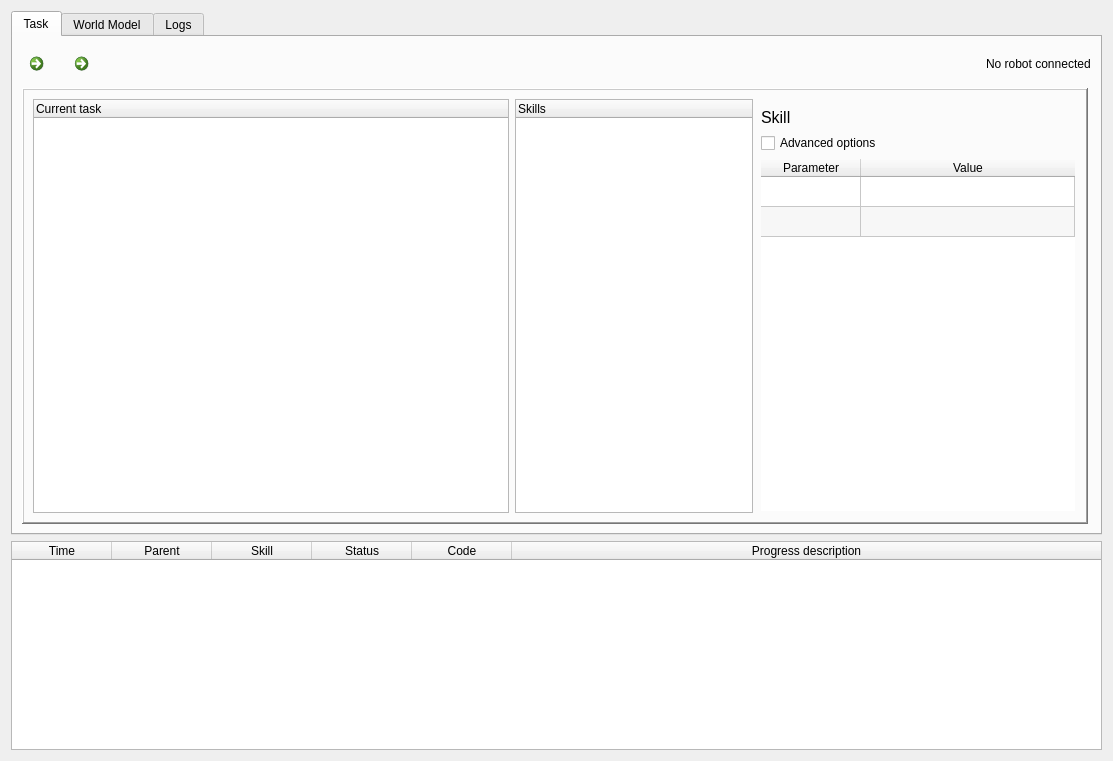
Old version of the form skiros2_gui/src/skiros2_gui/core/skiros_gui.ui in the repository RobotLabLTH/skiros2.
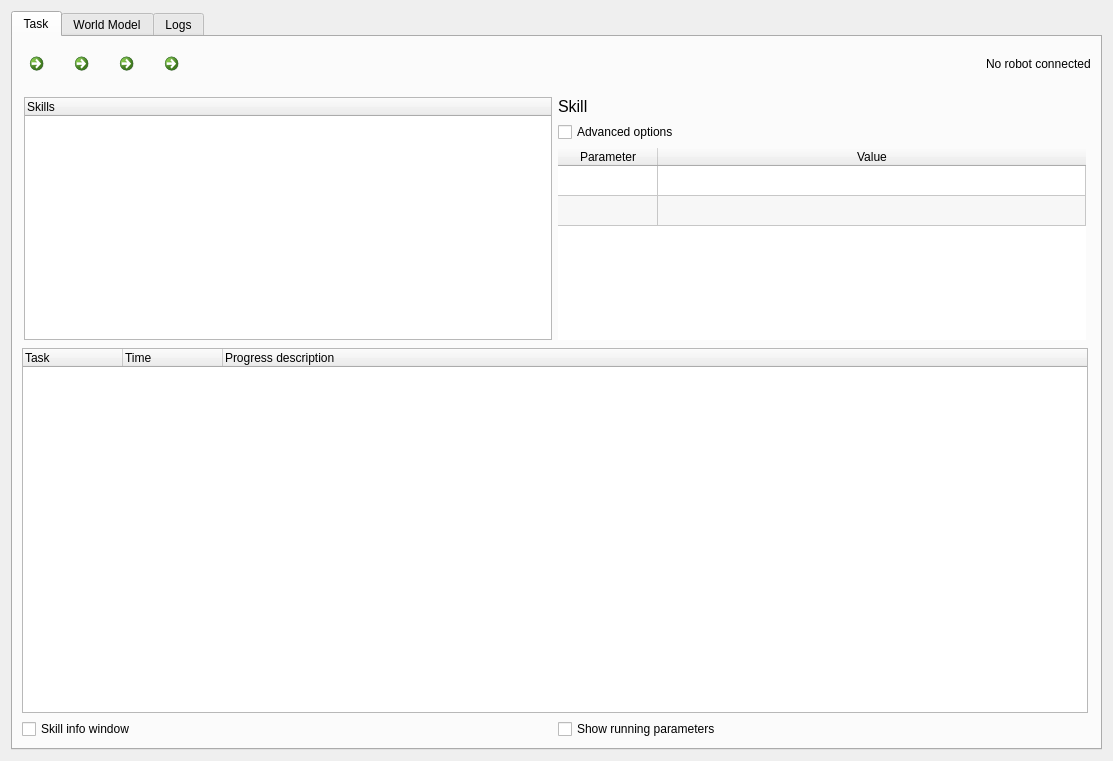
New version of the form. Icons and pictures are not drawn.

```diff
--- a/skiros2_gui/src/skiros2_gui/core/skiros_gui.ui
+++ b/skiros2_gui/src/skiros2_gui/core/skiros_gui.ui
@@ -30,6 +30,8 @@
   </property>
   <layout class="QVBoxLayout" name="verticalLayout">
    <item>
+    <layout class="QHBoxLayout" name="main_layout">
+     <item>
     <widget class="QTabWidget" name="main_tab">
      <property name="sizePolicy">
       <sizepolicy hsizetype="Preferred" vsizetype="Preferred">
@@ -57,6 +59,187 @@
        <property name="rightMargin">
         <number>0</number>
        </property>
+         <item row="2" column="0">
+          <widget class="QFrame" name="skill_parameters_group_box">
+           <property name="sizePolicy">
+            <sizepolicy hsizetype="Expanding" vsizetype="Expanding">
+             <horstretch>4</horstretch>
+             <verstretch>0</verstretch>
+            </sizepolicy>
+           </property>
+           <layout class="QHBoxLayout" name="horizontalLayout_3">
+            <property name="leftMargin">
+             <number>2</number>
+            </property>
+            <property name="rightMargin">
+             <number>2</number>
+            </property>
+            <property name="bottomMargin">
+             <number>2</number>
+            </property>
+            <item>
+             <widget class="QTreeWidget" name="skill_tree_widget">
+              <property name="sizePolicy">
+               <sizepolicy hsizetype="Expanding" vsizetype="Expanding">
+                <horstretch>0</horstretch>
+                <verstretch>1</verstretch>
+               </sizepolicy>
+              </property>
+              <property name="toolTip">
+               <string>List of available skills</string>
+              </property>
+              <property name="indentation">
+               <number>10</number>
+              </property>
+              <column>
+               <property name="text">
+                <string>Skills</string>
+               </property>
+              </column>
+             </widget>
+            </item>
+            <item>
+             <layout class="QVBoxLayout" name="verticalLayout_2">
+              <item>
+               <widget class="QLabel" name="skill_name_label">
+                <property name="font">
+                 <font>
+                  <pointsize>12</pointsize>
+                 </font>
+                </property>
+                <property name="text">
+                 <string>Skill</string>
+                </property>
+               </widget>
+              </item>
+              <item>
+               <widget class="QCheckBox" name="modality_checkBox">
+                <property name="toolTip">
+                 <string>Visualize/Hide optional parameters</string>
+                </property>
+                <property name="text">
+                 <string>Advanced options</string>
+                </property>
+               </widget>
+              </item>
+              <item>
+               <widget class="QTableWidget" name="skill_params_table">
+                <property name="sizePolicy">
+                 <sizepolicy hsizetype="Expanding" vsizetype="Expanding">
+                  <horstretch>1</horstretch>
+                  <verstretch>0</verstretch>
+                 </sizepolicy>
+                </property>
+                <property name="baseSize">
+                 <size>
+                  <width>0</width>
+                  <height>30</height>
+                 </size>
+                </property>
+                <property name="toolTip">
+                 <string>Parameters selection</string>
+                </property>
+                <property name="autoFillBackground">
+                 <bool>true</bool>
+                </property>
+                <property name="frameShape">
+                 <enum>QFrame::NoFrame</enum>
+                </property>
+                <property name="frameShadow">
+                 <enum>QFrame::Sunken</enum>
+                </property>
+                <property name="sizeAdjustPolicy">
+                 <enum>QAbstractScrollArea::AdjustIgnored</enum>
+                </property>
+                <property name="alternatingRowColors">
+                 <bool>true</bool>
+                </property>
+                <property name="selectionMode">
+                 <enum>QAbstractItemView::NoSelection</enum>
+                </property>
+                <property name="showGrid">
+                 <bool>true</bool>
+                </property>
+                <property name="gridStyle">
+                 <enum>Qt::SolidLine</enum>
+                </property>
+                <property name="cornerButtonEnabled">
+                 <bool>false</bool>
+                </property>
+                <property name="rowCount">
+                 <number>2</number>
+                </property>
+                <attribute name="horizontalHeaderVisible">
+                 <bool>true</bool>
+                </attribute>
+                <attribute name="horizontalHeaderStretchLastSection">
+                 <bool>true</bool>
+                </attribute>
+                <attribute name="verticalHeaderVisible">
+                 <bool>false</bool>
+                </attribute>
+                <attribute name="verticalHeaderHighlightSections">
+                 <bool>true</bool>
+                </attribute>
+                <attribute name="verticalHeaderStretchLastSection">
+                 <bool>false</bool>
+                </attribute>
+                <row/>
+                <row/>
+                <column>
+                 <property name="text">
+                  <string>Parameter</string>
+                 </property>
+                </column>
+                <column>
+                 <property name="text">
+                  <string>Value</string>
+                 </property>
+                </column>
+               </widget>
+              </item>
+             </layout>
+            </item>
+           </layout>
+          </widget>
+         </item>
+         <item row="3" column="0">
+          <widget class="QTreeWidget" name="task_tree_widget">
+           <property name="sizePolicy">
+            <sizepolicy hsizetype="Expanding" vsizetype="Expanding">
+             <horstretch>6</horstretch>
+             <verstretch>6</verstretch>
+            </sizepolicy>
+           </property>
+           <property name="toolTip">
+            <string>The current (or last executed) task</string>
+           </property>
+           <property name="editTriggers">
+            <set>QAbstractItemView::AnyKeyPressed|QAbstractItemView::DoubleClicked|QAbstractItemView::EditKeyPressed</set>
+           </property>
+           <property name="rootIsDecorated">
+            <bool>true</bool>
+           </property>
+           <attribute name="headerVisible">
+            <bool>true</bool>
+           </attribute>
+           <column>
+            <property name="text">
+             <string>Task</string>
+            </property>
+           </column>
+           <column>
+            <property name="text">
+             <string>Time</string>
+            </property>
+           </column>
+           <column>
+            <property name="text">
+             <string>Progress description</string>
+            </property>
+           </column>
+          </widget>
+         </item>
        <item row="0" column="0" colspan="3">
         <widget class="QFrame" name="frame_3">
          <property name="frameShape">
@@ -117,6 +300,58 @@
             </property>
            </widget>
           </item>
+            <item>
+             <widget class="QCommandLinkButton" name="skill_step_button">
+              <property name="maximumSize">
+               <size>
+                <width>45</width>
+                <height>47</height>
+               </size>
+              </property>
+              <property name="toolTip">
+               <string>Tick skill once</string>
+              </property>
+              <property name="text">
+               <string/>
+              </property>
+              <property name="icon">
+               <iconset>
+                <normaloff>imgs/Tick-Icon.png</normaloff>imgs/Tick-Icon.png</iconset>
+              </property>
+              <property name="iconSize">
+               <size>
+                <width>30</width>
+                <height>30</height>
+               </size>
+              </property>
+             </widget>
+            </item>
+            <item>
+             <widget class="QCommandLinkButton" name="skill_pause_button">
+              <property name="maximumSize">
+               <size>
+                <width>45</width>
+                <height>47</height>
+               </size>
+              </property>
+              <property name="toolTip">
+               <string>Pause skill</string>
+              </property>
+              <property name="text">
+               <string/>
+              </property>
+              <property name="icon">
+               <iconset>
+                <normaloff>imgs/Pause-Icon.png</normaloff>imgs/Pause-Icon.png</iconset>
+              </property>
+              <property name="iconSize">
+               <size>
+                <width>30</width>
+                <height>30</height>
+               </size>
+              </property>
+             </widget>
+            </item>
           <item>
            <widget class="QCommandLinkButton" name="skill_stop_button">
             <property name="maximumSize">
@@ -198,184 +433,29 @@
          </layout>
         </widget>
        </item>
-       <item row="1" column="0">
-        <widget class="QFrame" name="frame">
-         <property name="frameShape">
-          <enum>QFrame::WinPanel</enum>
-         </property>
-         <property name="frameShadow">
-          <enum>QFrame::Raised</enum>
-         </property>
+         <item row="4" column="0">
          <layout class="QHBoxLayout" name="horizontalLayout_7">
           <item>
-           <widget class="QTreeWidget" name="task_tree_widget">
-            <property name="sizePolicy">
-             <sizepolicy hsizetype="Expanding" vsizetype="Expanding">
-              <horstretch>6</horstretch>
-              <verstretch>0</verstretch>
-             </sizepolicy>
-            </property>
+            <widget class="QCheckBox" name="skill_info_checkBox">
             <property name="toolTip">
-             <string>The current (or last executed) task</string>
-            </property>
-            <property name="editTriggers">
-             <set>QAbstractItemView::AnyKeyPressed|QAbstractItemView::DoubleClicked|QAbstractItemView::EditKeyPressed</set>
-            </property>
-            <property name="rootIsDecorated">
-             <bool>false</bool>
-            </property>
-            <attribute name="headerVisible">
-             <bool>true</bool>
-            </attribute>
-            <column>
+              <string>Open a window with additional info about skill execution</string>
+             </property>
              <property name="text">
-              <string>Current task</string>
+              <string>Skill info window</string>
              </property>
-            </column>
            </widget>
           </item>
           <item>
-           <widget class="QTreeWidget" name="skill_tree_widget">
-            <property name="sizePolicy">
-             <sizepolicy hsizetype="Expanding" vsizetype="Expanding">
-              <horstretch>3</horstretch>
-              <verstretch>0</verstretch>
-             </sizepolicy>
-            </property>
+            <widget class="QCheckBox" name="debug_checkBox">
             <property name="toolTip">
-             <string>List of available skills</string>
-            </property>
-            <property name="indentation">
-             <number>10</number>
-            </property>
-            <column>
+              <string>Activate visualization of skill parameters during execution (can slow down the tick rate if parameters contain big data)</string>
+             </property>
              <property name="text">
-              <string>Skills</string>
+              <string>Show running parameters</string>
              </property>
-            </column>
-           </widget>
-          </item>
-          <item>
-           <widget class="QFrame" name="skill_parameters_group_box">
-            <property name="sizePolicy">
-             <sizepolicy hsizetype="Expanding" vsizetype="Expanding">
-              <horstretch>4</horstretch>
-              <verstretch>0</verstretch>
-             </sizepolicy>
-            </property>
-            <layout class="QVBoxLayout" name="verticalLayout_19">
-             <property name="leftMargin">
-              <number>2</number>
-             </property>
-             <property name="rightMargin">
-              <number>2</number>
-             </property>
-             <property name="bottomMargin">
-              <number>2</number>
-             </property>
-             <item>
-              <widget class="QLabel" name="skill_name_label">
-               <property name="font">
-                <font>
-                 <pointsize>12</pointsize>
-                </font>
-               </property>
-               <property name="text">
-                <string>Skill</string>
-               </property>
-              </widget>
-             </item>
-             <item>
-              <widget class="QCheckBox" name="modality_checkBox">
-               <property name="toolTip">
-                <string>Visualize/Hide optional parameters</string>
-               </property>
-               <property name="text">
-                <string>Advanced options</string>
-               </property>
-              </widget>
-             </item>
-             <item>
-              <widget class="QTableWidget" name="skill_params_table">
-               <property name="sizePolicy">
-                <sizepolicy hsizetype="Expanding" vsizetype="Expanding">
-                 <horstretch>0</horstretch>
-                 <verstretch>0</verstretch>
-                </sizepolicy>
-               </property>
-               <property name="baseSize">
-                <size>
-                 <width>0</width>
-                 <height>30</height>
-                </size>
-               </property>
-               <property name="toolTip">
-                <string>Parameters selection</string>
-               </property>
-               <property name="autoFillBackground">
-                <bool>true</bool>
-               </property>
-               <property name="frameShape">
-                <enum>QFrame::NoFrame</enum>
-               </property>
-               <property name="frameShadow">
-                <enum>QFrame::Sunken</enum>
-               </property>
-               <property name="sizeAdjustPolicy">
-                <enum>QAbstractScrollArea::AdjustIgnored</enum>
-               </property>
-               <property name="alternatingRowColors">
-                <bool>true</bool>
-               </property>
-               <property name="selectionMode">
-                <enum>QAbstractItemView::NoSelection</enum>
-               </property>
-               <property name="showGrid">
-                <bool>true</bool>
-               </property>
-               <property name="gridStyle">
-                <enum>Qt::SolidLine</enum>
-               </property>
-               <property name="cornerButtonEnabled">
-                <bool>false</bool>
-               </property>
-               <property name="rowCount">
-                <number>2</number>
-               </property>
-               <attribute name="horizontalHeaderVisible">
-                <bool>true</bool>
-               </attribute>
-               <attribute name="horizontalHeaderStretchLastSection">
-                <bool>true</bool>
-               </attribute>
-               <attribute name="verticalHeaderVisible">
-                <bool>false</bool>
-               </attribute>
-               <attribute name="verticalHeaderHighlightSections">
-                <bool>true</bool>
-               </attribute>
-               <attribute name="verticalHeaderStretchLastSection">
-                <bool>false</bool>
-               </attribute>
-               <row/>
-               <row/>
-               <column>
-                <property name="text">
-                 <string>Parameter</string>
-                </property>
-               </column>
-               <column>
-                <property name="text">
-                 <string>Value</string>
-                </property>
-               </column>
-              </widget>
-             </item>
-            </layout>
-           </widget>
-          </item>
-         </layout>
-        </widget>
+            </widget>
+           </item>
+          </layout>
        </item>
       </layout>
      </widget>
@@ -435,32 +515,6 @@
             </column>
            </widget>
           </item>
-          <item>
-           <widget class="QFrame" name="frame_2">
-            <property name="frameShape">
-             <enum>QFrame::StyledPanel</enum>
-            </property>
-            <property name="frameShadow">
-             <enum>QFrame::Raised</enum>
-            </property>
-            <layout class="QHBoxLayout" name="horizontalLayout_3">
-             <item>
-              <widget class="QPushButton" name="load_scene_button">
-               <property name="text">
-                <string>Load scene</string>
-               </property>
-              </widget>
-             </item>
-             <item>
-              <widget class="QPushButton" name="save_scene_button">
-               <property name="text">
-                <string>Save scene</string>
-               </property>
-              </widget>
-             </item>
-            </layout>
-           </widget>
-          </item>
           <item>
            <widget class="QFrame" name="frame_4">
             <property name="sizePolicy">
@@ -660,72 +714,7 @@
      </widget>
     </widget>
    </item>
-   <item>
-    <widget class="QTableWidget" name="tableWidget_output">
-     <property name="sizePolicy">
-      <sizepolicy hsizetype="Expanding" vsizetype="Expanding">
-       <horstretch>0</horstretch>
-       <verstretch>4</verstretch>
-      </sizepolicy>
-     </property>
-     <property name="minimumSize">
-      <size>
-       <width>0</width>
-       <height>0</height>
-      </size>
-     </property>
-     <property name="editTriggers">
-      <set>QAbstractItemView::NoEditTriggers</set>
-     </property>
-     <property name="columnCount">
-      <number>6</number>
-     </property>
-     <attribute name="horizontalHeaderCascadingSectionResizes">
-      <bool>true</bool>
-     </attribute>
-     <attribute name="horizontalHeaderDefaultSectionSize">
-      <number>100</number>
-     </attribute>
-     <attribute name="horizontalHeaderMinimumSectionSize">
-      <number>16</number>
-     </attribute>
-     <attribute name="horizontalHeaderShowSortIndicator" stdset="0">
-      <bool>false</bool>
-     </attribute>
-     <attribute name="horizontalHeaderStretchLastSection">
-      <bool>true</bool>
-     </attribute>
-     <column>
-      <property name="text">
-       <string>Time</string>
-      </property>
-     </column>
-     <column>
-      <property name="text">
-       <string>Parent</string>
-      </property>
-     </column>
-     <column>
-      <property name="text">
-       <string>Skill</string>
-      </property>
-     </column>
-     <column>
-      <property name="text">
-       <string>Status</string>
-      </property>
-     </column>
-     <column>
-      <property name="text">
-       <string>Code</string>
-      </property>
-     </column>
-     <column>
-      <property name="text">
-       <string>Progress description</string>
-      </property>
-     </column>
-    </widget>
+    </layout>
    </item>
   </layout>
  </widget>
```
Left out of the diff: 191 changed lines with no effect on the pictures. Lines whose indentation alone changed are shown as unchanged.
